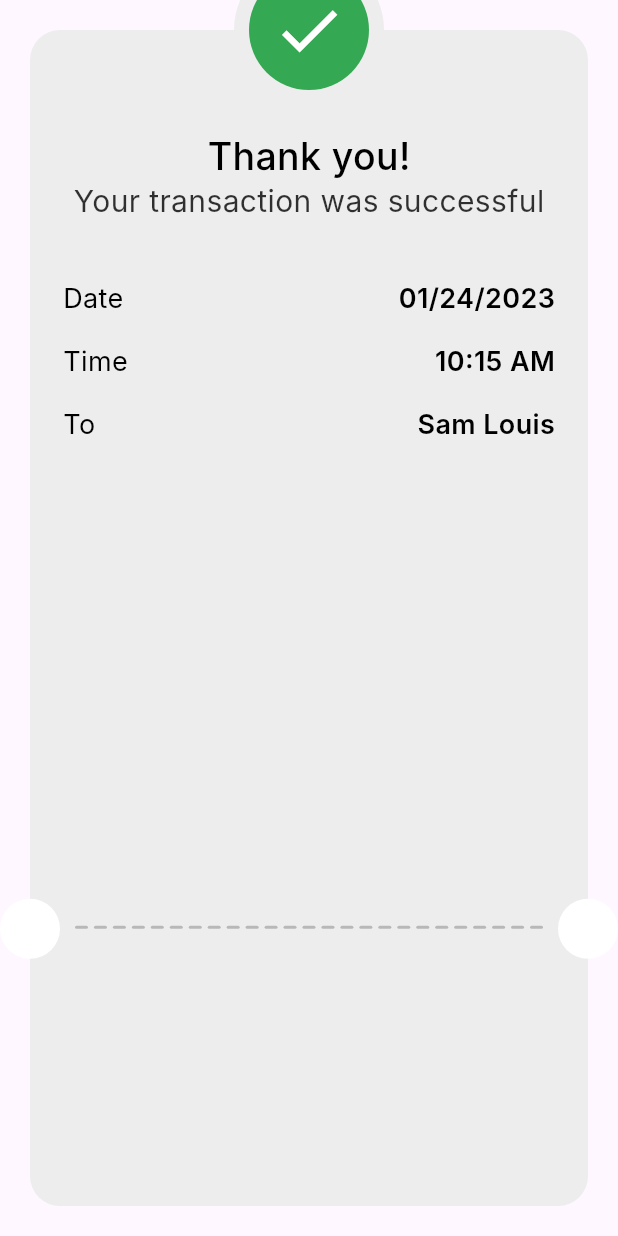
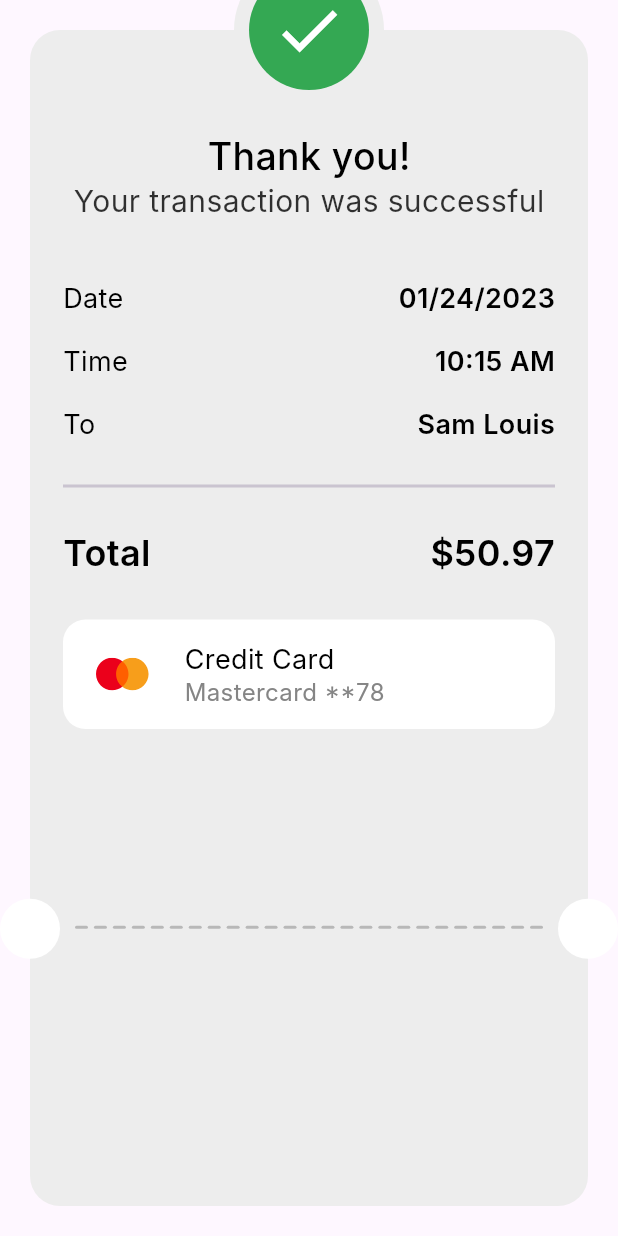
Before and after one commit to ali4hassan9ali2022/payment, a Flutter app: the ThankYouView screen opened directly, on a phone screen of 412 x 824 dp. Run offline on Flutter 3.47's test engine with Material 3 defaults, Android fonts, the phone set to English and light mode, and no system bars; our stand-ins replace flutter_bloc, flutter_credit_card, flutter_svg; Roboto replaces fonts that are missing (Inter).

Commit message:
card info widget

```diff
--- /dev/null
+++ b/lib/Featured/checkout/Presentation/Views/Widgets/card_info_widget.dart
@@ -0,0 +1,46 @@
+import 'package:flutter/material.dart';
+import 'package:flutter_svg/svg.dart';
+import 'package:payment_app/Core/Utils/app_style.dart';
+import 'package:payment_app/Core/Utils/assets.dart';
+
+class CardInfoWidget extends StatelessWidget {
+  const CardInfoWidget({
+    super.key,
+  });
+
+  @override
+  Widget build(BuildContext context) {
+    return Container(
+      padding: EdgeInsets.symmetric(vertical: 16, horizontal: 22),
+      width: double.infinity,
+      decoration: ShapeDecoration(
+        color: Colors.white,
+        shape: RoundedRectangleBorder(
+          borderRadius: BorderRadius.circular(15),
+        ),
+      ),
+      child: Row(
+        children: [
+          SvgPicture.asset(Assets.imagesMasterCard),
+          SizedBox(width: 23),
+          Column(
+            crossAxisAlignment: CrossAxisAlignment.start,
+            children: [
+              Text(
+                "Credit Card",
+                style: AppStyle.style18.copyWith(height: 0),
+              ),
+              Text(
+                "Mastercard **78",
+                style: AppStyle.style18.copyWith(
+                  fontSize: 16,
+                  color: Color(0xff858585),
+                ),
+              ),
+            ],
+          ),
+        ],
+      ),
+    );
+  }
+}
--- a/lib/Featured/checkout/Presentation/Views/Widgets/thank_you_card.dart
+++ b/lib/Featured/checkout/Presentation/Views/Widgets/thank_you_card.dart
@@ -1,6 +1,10 @@
 import 'package:flutter/material.dart';
+
 import 'package:payment_app/Core/Utils/app_style.dart';
+
+import 'package:payment_app/Featured/checkout/Presentation/Views/Widgets/card_info_widget.dart';
 import 'package:payment_app/Featured/checkout/Presentation/Views/Widgets/payment_info_item.dart';
+import 'package:payment_app/Featured/checkout/Presentation/Views/Widgets/total_price.dart';
 
 class ThankYouCard extends StatelessWidget {
   const ThankYouCard({super.key});
@@ -25,6 +29,10 @@ class ThankYouCard extends StatelessWidget {
             PaymentInfoItem(title: "Time", value: "10:15 AM"),
             SizedBox(height: 20),
             PaymentInfoItem(title: "To", value: "Sam Louis"),
+            Divider(thickness: 2, height: 60),
+            TotalPrice(title: "Total", value: r"$50.97"),
+            SizedBox(height: 30),
+            CardInfoWidget(),
           ],
         ),
       ),
--- a/lib/Featured/checkout/Presentation/Views/Widgets/thank_you_view_body.dart
+++ b/lib/Featured/checkout/Presentation/Views/Widgets/thank_you_view_body.dart
@@ -36,6 +36,7 @@ class ThankYouViewBody extends StatelessWidget {
             top: -50,
             child: CustomCheckIcon(),
           ),
+
         ],
       ),
     );
```
